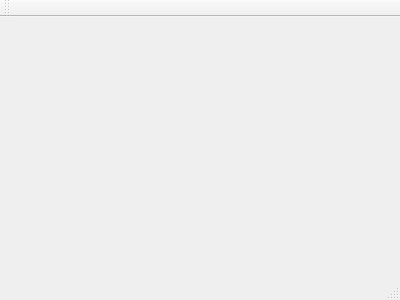
This is mainwindow.ui in moevm/gui-1h2017-12 as Qt 5 draws it before an edit. The edited form follows.
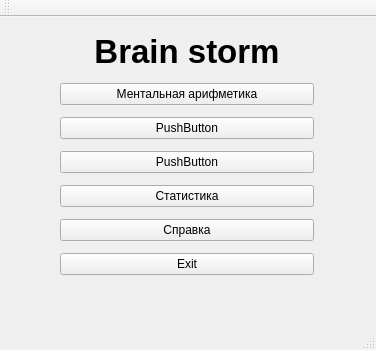
This is the edited form.

Commit message: Созданы начальные формы и связь между ними

```diff
--- a/mainwindow.ui
+++ b/mainwindow.ui
@@ -1,24 +1,141 @@
 <ui version="4.0">
  <class>MainWindow</class>
- <widget class="QMainWindow" name="MainWindow" >
-  <property name="geometry" >
+ <widget class="QMainWindow" name="MainWindow">
+  <property name="geometry">
    <rect>
     <x>0</x>
     <y>0</y>
-    <width>400</width>
-    <height>300</height>
+    <width>376</width>
+    <height>350</height>
    </rect>
   </property>
   <property name="windowTitle" >
    <string>MainWindow</string>
   </property>
-  <widget class="QMenuBar" name="menuBar" />
-  <widget class="QToolBar" name="mainToolBar" />
-  <widget class="QWidget" name="centralWidget" />
-  <widget class="QStatusBar" name="statusBar" />
+  <widget class="QWidget" name="centralWidget">
+   <widget class="QWidget" name="verticalLayoutWidget">
+    <property name="geometry">
+     <rect>
+      <x>10</x>
+      <y>10</y>
+      <width>354</width>
+      <height>270</height>
+     </rect>
+    </property>
+    <layout class="QVBoxLayout" name="verticalLayout">
+     <property name="sizeConstraint">
+      <enum>QLayout::SetDefaultConstraint</enum>
+     </property>
+     <property name="leftMargin">
+      <number>50</number>
+     </property>
+     <property name="topMargin">
+      <number>0</number>
+     </property>
+     <property name="rightMargin">
+      <number>50</number>
+     </property>
+     <item>
+      <widget class="QLabel" name="label">
+       <property name="sizePolicy">
+        <sizepolicy hsizetype="Minimum" vsizetype="Maximum">
+         <horstretch>0</horstretch>
+         <verstretch>0</verstretch>
+        </sizepolicy>
+       </property>
+       <property name="font">
+        <font>
+         <pointsize>25</pointsize>
+         <weight>75</weight>
+         <bold>true</bold>
+        </font>
+       </property>
+       <property name="text">
+        <string>&lt;CENTER&gt;Brain storm</string>
+       </property>
+      </widget>
+     </item>
+     <item>
+      <widget class="QPushButton" name="mental">
+       <property name="enabled">
+        <bool>true</bool>
+       </property>
+       <property name="cursor">
+        <cursorShape>PointingHandCursor</cursorShape>
+       </property>
+       <property name="text">
+        <string>Ментальная арифметика</string>
+       </property>
+      </widget>
+     </item>
+     <item>
+      <widget class="QPushButton" name="pushButton_4">
+       <property name="text">
+        <string>PushButton</string>
+       </property>
+      </widget>
+     </item>
+     <item>
+      <widget class="QPushButton" name="pushButton_2">
+       <property name="enabled">
+        <bool>true</bool>
+       </property>
+       <property name="autoFillBackground">
+        <bool>false</bool>
+       </property>
+       <property name="text">
+        <string>PushButton</string>
+       </property>
+      </widget>
+     </item>
+     <item>
+      <widget class="QPushButton" name="pushButton_6">
+       <property name="text">
+        <string>Статистика</string>
+       </property>
+      </widget>
+     </item>
+     <item>
+      <widget class="QPushButton" name="pushButton_3">
+       <property name="cursor">
+        <cursorShape>PointingHandCursor</cursorShape>
+       </property>
+       <property name="text">
+        <string>Справка</string>
+       </property>
+      </widget>
+     </item>
+     <item>
+      <widget class="QPushButton" name="exit">
+       <property name="text">
+        <string>Exit</string>
+       </property>
+      </widget>
+     </item>
+    </layout>
+   </widget>
+  </widget>
+  <widget class="QMenuBar" name="menuBar">
+   <property name="geometry">
+    <rect>
+     <x>0</x>
+     <y>0</y>
+     <width>376</width>
+     <height>21</height>
+    </rect>
+   </property>
+  </widget>
+  <widget class="QToolBar" name="mainToolBar">
+   <attribute name="toolBarArea">
+    <enum>TopToolBarArea</enum>
+   </attribute>
+   <attribute name="toolBarBreak">
+    <bool>false</bool>
+   </attribute>
+  </widget>
+  <widget class="QStatusBar" name="statusBar"/>
  </widget>
- <layoutDefault spacing="6" margin="11" />
- <pixmapfunction></pixmapfunction>
+ <layoutdefault spacing="6" margin="11"/>
  <resources/>
  <connections/>
 </ui>
```
Left out of the diff: 3 changed lines with no effect on the pictures. The commit also changes 6 other files.
